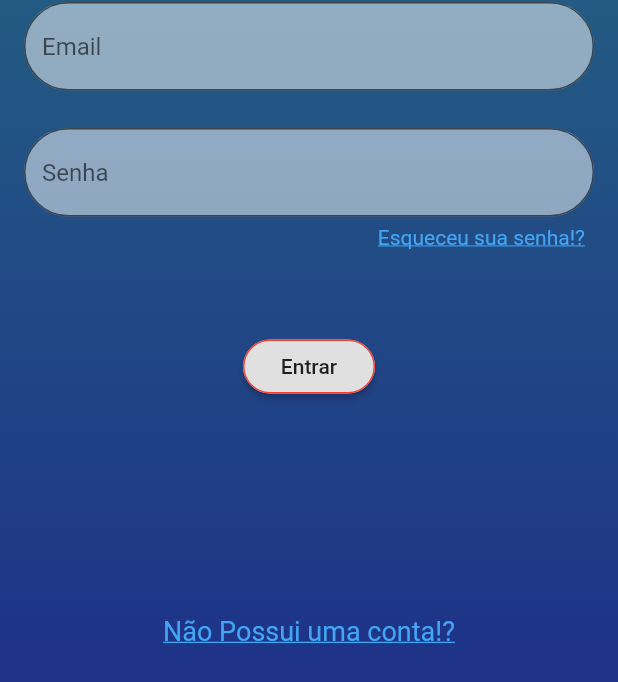
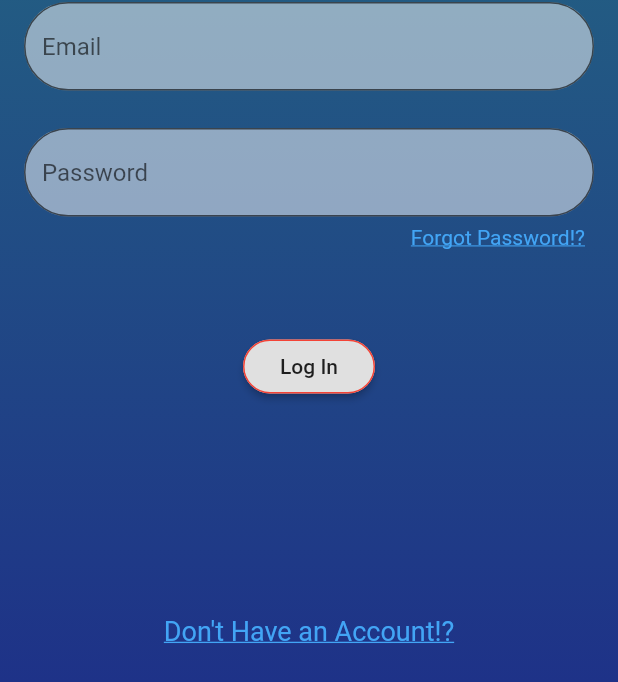
Before and after one commit to V11-0/BibMovelFlutter, a Flutter app: the Login screen opened directly, on a phone screen of 412 x 824 dp. Shown: the part 538-1220 px from the top of the screen. Run offline on Flutter 3.47's test engine with Material 2 defaults, Android fonts, the phone set to English and light mode, and no system bars; our stand-ins replace shared_preferences; missing offline and left inert: intro_views_flutter; accounts and stored records are empty.

Commit message:
Iniciado internacionalização

```diff
--- /dev/null
+++ b/i18n/en.json
@@ -0,0 +1,7 @@
+{
+  "Email": "Email",
+  "Password" : "Password",
+  "ForgotPassword": "Forgot Password!?",
+  "DontHaveAnAccount": "Don't Have an Account!?",
+  "LogIn": "Log In"
+}
--- a/lib/src/main/pages/intro.dart
+++ b/lib/src/main/pages/intro.dart
@@ -8,6 +8,7 @@ import 'package:shared_preferences/shared_preferences.dart';
 import 'package:flutter/material.dart';
 
 class Intro extends StatelessWidget {
+  // TODO: Internacionalizar
   @override
   Widget build(BuildContext context) {
     return IntroViewsFlutter(
--- a/lib/src/main/pages/login.dart
+++ b/lib/src/main/pages/login.dart
@@ -1,3 +1,4 @@
+import 'package:bibmovel/src/main/utils/AppLocalizations.dart';
 import 'package:bibmovel/src/main/values/internals.dart';
 import 'package:flutter/material.dart';
 import 'package:flutter/services.dart';
@@ -44,7 +45,7 @@ class _LoginState extends State<Login> {
                     children: <Widget>[
                       TextFormField(
                         decoration: InputDecoration(
-                            hintText: 'Email',
+                            hintText: AppLocalizations.of(context).translate('Email'),
                             fillColor: Colors.white.withOpacity(0.5),
                             filled: true,
                             border: new OutlineInputBorder(
@@ -56,7 +57,7 @@ class _LoginState extends State<Login> {
                       Divider(color: Colors.black.withOpacity(0), height: 25.0),
                       TextFormField(
                         decoration: InputDecoration(
-                            hintText: 'Senha',
+                            hintText: AppLocalizations.of(context).translate('Password'),
                             fillColor: Colors.white.withOpacity(0.5),
                             filled: true,
                             border: new OutlineInputBorder(
@@ -72,14 +73,14 @@ class _LoginState extends State<Login> {
                   padding: const EdgeInsets.only(top: 6.0, right: 6.0),
                   child: Align(
                       alignment: Alignment.centerRight,
-                      child: Text("Esqueceu sua senha!?",
+                      child: Text(AppLocalizations.of(context).translate('ForgotPassword'),
                           style: TextStyle(color: Colors.blue[400], decoration: TextDecoration.underline))),
                 ),
                 Padding(
                   padding: const EdgeInsets.only(top: 54.0),
                   child: Center(
                     child: RaisedButton(
-                      child: Text("Entrar"),
+                      child: Text(AppLocalizations.of(context).translate('LogIn')),
                       shape: RoundedRectangleBorder(
                           borderRadius: BorderRadius.circular(18.0), side: BorderSide(color: Colors.red)),
                       onPressed: () {},
@@ -90,7 +91,7 @@ class _LoginState extends State<Login> {
                     alignment: Alignment.bottomCenter,
                     child: Padding(
                       padding: const EdgeInsets.only(top: 142.0),
-                      child: Text("Não Possui uma conta!?",
+                      child: Text(AppLocalizations.of(context).translate('DontHaveAnAccount'),
                           style:
                               TextStyle(color: Colors.blue[400], decoration: TextDecoration.underline, fontSize: 18.0)),
                     ))
--- /dev/null
+++ b/lib/src/main/utils/AppLocalizations.dart
@@ -0,0 +1,64 @@
+import 'dart:convert';
+
+import 'package:flutter/material.dart';
+import 'package:flutter/services.dart';
+
+class AppLocalizations {
+  final Locale locale;
+
+  AppLocalizations(this.locale);
+
+  // Helper method to keep the code in the widgets concise
+  // Localizations are accessed using an InheritedWidget "of" syntax
+  static AppLocalizations of(BuildContext context) {
+    return Localizations.of<AppLocalizations>(context, AppLocalizations);
+  }
+
+  // Static member to have a simple access to the delegate from the MaterialApp
+  static const LocalizationsDelegate<AppLocalizations> delegate =
+  _AppLocalizationsDelegate();
+
+  Map<String, String> _localizedStrings;
+
+  Future<bool> load() async {
+    // Load the language JSON file from the "lang" folder
+    String jsonString =
+    await rootBundle.loadString('i18n/${locale.languageCode}.json');
+    Map<String, dynamic> jsonMap = json.decode(jsonString);
+
+    _localizedStrings = jsonMap.map((key, value) {
+      return MapEntry(key, value.toString());
+    });
+
+    return true;
+  }
+
+  // This method will be called from every widget which needs a localized text
+  String translate(String key) {
+    return _localizedStrings[key];
+  }
+}
+
+class _AppLocalizationsDelegate
+    extends LocalizationsDelegate<AppLocalizations> {
+  // This delegate instance will never change (it doesn't even have fields!)
+  // It can provide a constant constructor.
+  const _AppLocalizationsDelegate();
+
+  @override
+  bool isSupported(Locale locale) {
+    // Include all of your supported language codes here
+    return ['en', 'pt'].contains(locale.languageCode);
+  }
+
+  @override
+  Future<AppLocalizations> load(Locale locale) async {
+    // AppLocalizations class is where the JSON loading actually runs
+    AppLocalizations localizations = new AppLocalizations(locale);
+    await localizations.load();
+    return localizations;
+  }
+
+  @override
+  bool shouldReload(_AppLocalizationsDelegate old) => false;
+}
--- a/pubspec.yaml
+++ b/pubspec.yaml
@@ -18,6 +18,8 @@ environment:
 
 dependencies:
   flutter:
+    sdk: flutter
+  flutter_localizations:
     sdk: flutter
 
   dio: ^3.0.9
@@ -46,6 +48,7 @@ flutter:
   # To add assets to your application, add an assets section, like this:
   assets:
     - lib/src/res/images/
+    - i18n/
 
   # An image asset can refer to one or more resolution-specific "variants", see
   # https://flutter.dev/assets-and-images/#resolution-aware.
```
Also changed, not shown: i18n/pt.json (added, +7 -0 lines), lib/src/main/pages/main.dart (+11 -0 lines), pubspec.lock.
